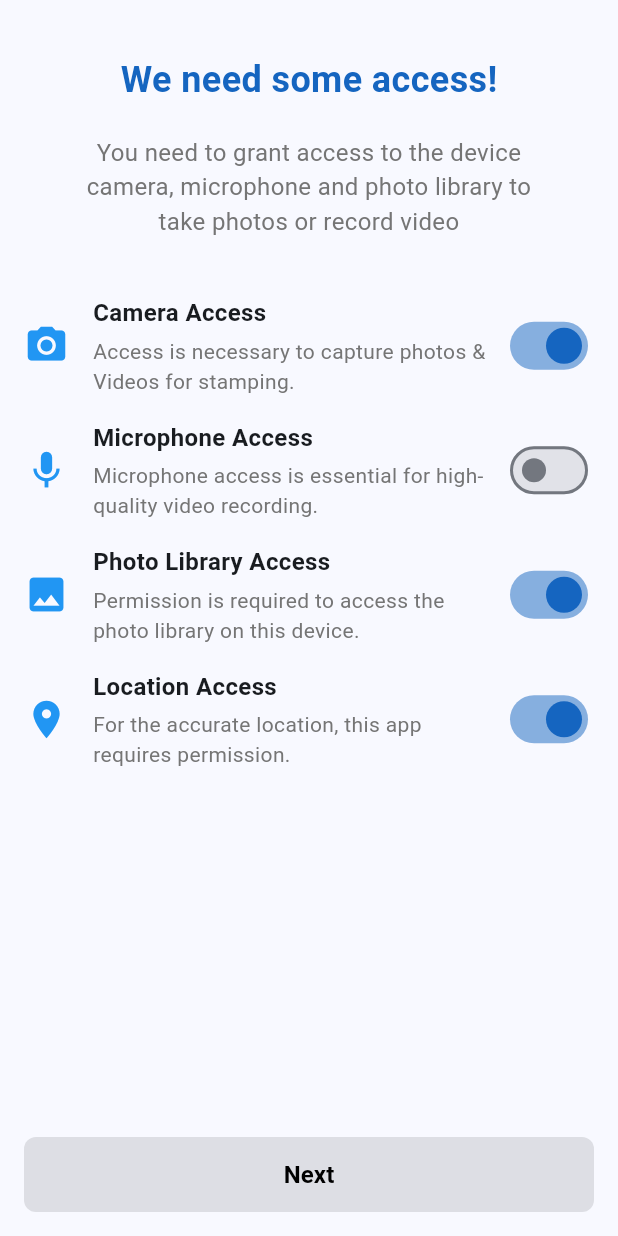
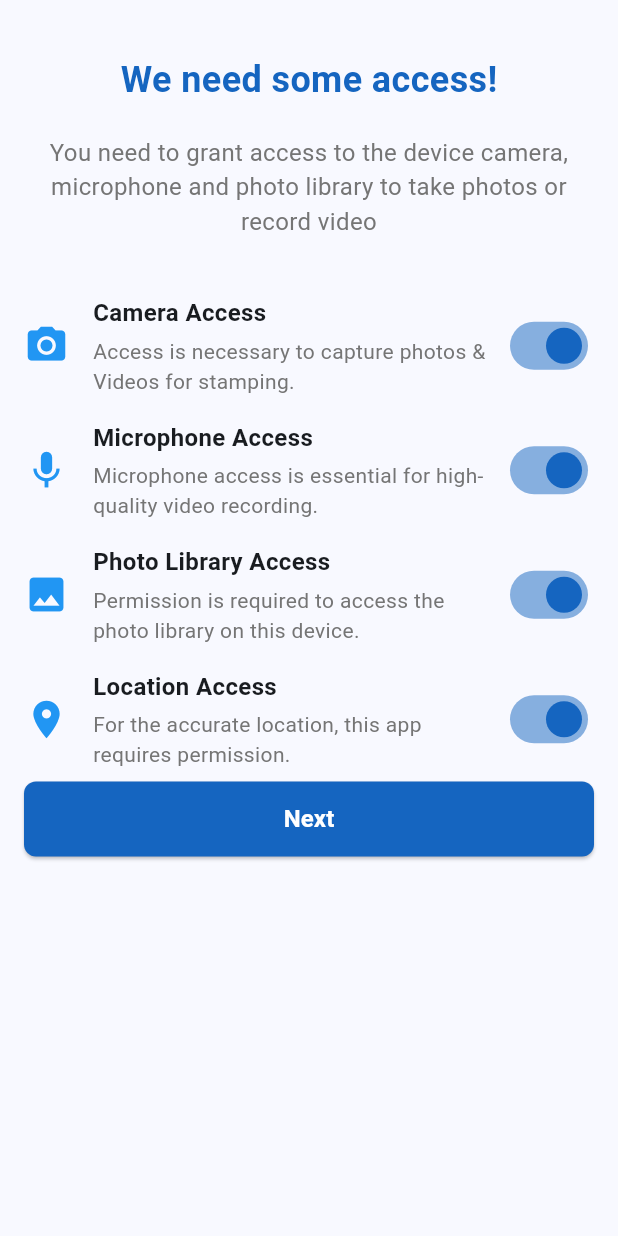
Before and after one commit to AshishKumarBaghel/simple_geocam, a Flutter app: the PermissionsScreen screen opened directly with empty values, on a phone screen of 412 x 824 dp. Run offline on Flutter 3.47's test engine with Material 3 defaults, Android fonts, the phone set to English and light mode, and no system bars; our stand-ins replace camera, google_mobile_ads, package_info_plus, permission_handler; missing offline and left inert: gallery_saver_plus, photo_manager; network calls fail.

Commit message:
[sgc-0021] improvements

```diff
--- a/lib/service/media_repository.dart
+++ b/lib/service/media_repository.dart
@@ -1,7 +1,7 @@
 import 'dart:io';
 import 'dart:typed_data';
 
-import 'package:gallery_saver/gallery_saver.dart';
+import 'package:gallery_saver_plus/gallery_saver.dart';
 import 'package:path_provider/path_provider.dart';
 import 'package:simple_geocam/service/geo_cam_file_metadata.dart';
 import 'package:uuid/uuid.dart';
--- a/lib/simple_geo_cam/permissions_screen.dart
+++ b/lib/simple_geo_cam/permissions_screen.dart
@@ -39,6 +39,7 @@ class _PermissionsScreenState extends State<PermissionsScreen> {
         body: SafeArea(
           child: Padding(
             padding: const EdgeInsets.all(16.0),
+            child: SingleChildScrollView(
               child: Column(
                 crossAxisAlignment: CrossAxisAlignment.start,
                 children: [
@@ -56,7 +57,7 @@ class _PermissionsScreenState extends State<PermissionsScreen> {
                   const SizedBox(height: 20),
                   Center(
                     child: Text(
-                    'You need to grant access to the device\ncamera, microphone and photo library to\ntake photos or record video',
+                      'You need to grant access to the device camera, microphone and photo library to take photos or record video',
                       textAlign: TextAlign.center,
                       style: TextStyle(
                         fontSize: 16,
@@ -96,7 +97,9 @@ class _PermissionsScreenState extends State<PermissionsScreen> {
                     onPressed: isCameraAccess && isMicrophoneAccess && isPhotoLibraryAccess && isLocationAccess ? nextButton : null,
                     // Blank method
                     style: ElevatedButton.styleFrom(
-                    backgroundColor: isCameraAccess && isMicrophoneAccess && isPhotoLibraryAccess && isLocationAccess ? uiTheme.brandColor800 : Colors.grey,
+                      backgroundColor: isCameraAccess && isMicrophoneAccess && isPhotoLibraryAccess && isLocationAccess
+                          ? uiTheme.brandColor800
+                          : Colors.grey,
                       minimumSize: const Size(double.infinity, 50),
                       shape: RoundedRectangleBorder(
                         borderRadius: BorderRadius.circular(8.0),
@@ -107,10 +110,13 @@ class _PermissionsScreenState extends State<PermissionsScreen> {
                       style: TextStyle(
                           fontSize: 16,
                           fontWeight: FontWeight.bold,
-                        color: (isCameraAccess && isMicrophoneAccess && isPhotoLibraryAccess && isLocationAccess) ? uiTheme.textColor : Colors.black),
+                          color: (isCameraAccess && isMicrophoneAccess && isPhotoLibraryAccess && isLocationAccess)
+                              ? uiTheme.textColor
+                              : Colors.black),
                     ),
                   ),
                 ],
+              ),
             ),
           ),
         ),
@@ -200,6 +206,7 @@ class _PermissionsScreenState extends State<PermissionsScreen> {
         return;
       }
       // Update the state synchronously
+      debugPrint('debugPrint >>>>>>>>>>>> 01 microphone status $permissionStatus');
       setState(() {
         if (GeoCamPermissionStatus.isGranted == permissionStatus || GeoCamPermissionStatus.isAlreadyGranted == permissionStatus) {
           isMicrophoneAccess = true;
@@ -287,6 +294,7 @@ class _PermissionsScreenState extends State<PermissionsScreen> {
 
   Future<void> getCurrentPermissionStatus() async {
     isCameraAccess = await permissionService.permissionCamera.status.isGranted;
+    isMicrophoneAccess = await permissionService.permissionMicrophone.status.isGranted;
     isPhotoLibraryAccess = await permissionService.permissionPhoto.status.isGranted;
     isLocationAccess = await permissionService.permissionLocation.status.isGranted;
     setState(() {
--- a/pubspec.yaml
+++ b/pubspec.yaml
@@ -37,7 +37,7 @@ dependencies:
   camera: ^0.11.0+2
   cupertino_icons: ^1.0.8
   flutter_launcher_icons: ^0.14.1
-  gallery_saver: ^2.3.2
+  gallery_saver_plus: ^3.2.1 #to save media in gallery
   geolocator: ^13.0.2
   google_maps_flutter: ^2.10.0
   google_mobile_ads: ^5.2.0
@@ -47,7 +47,7 @@ dependencies:
   package_info_plus: ^8.1.2
   path_provider: ^2.1.5
   permission_handler: ^11.3.1
-  photo_manager: ^3.6.3
+  photo_manager: ^3.6.3 #thumbnail and collection of images in app
   uuid: ^4.5.1
 
 dev_dependencies:
```
Also changed, not shown: pubspec.lock, 2 other files. Lines whose indentation alone changed are shown as unchanged.
